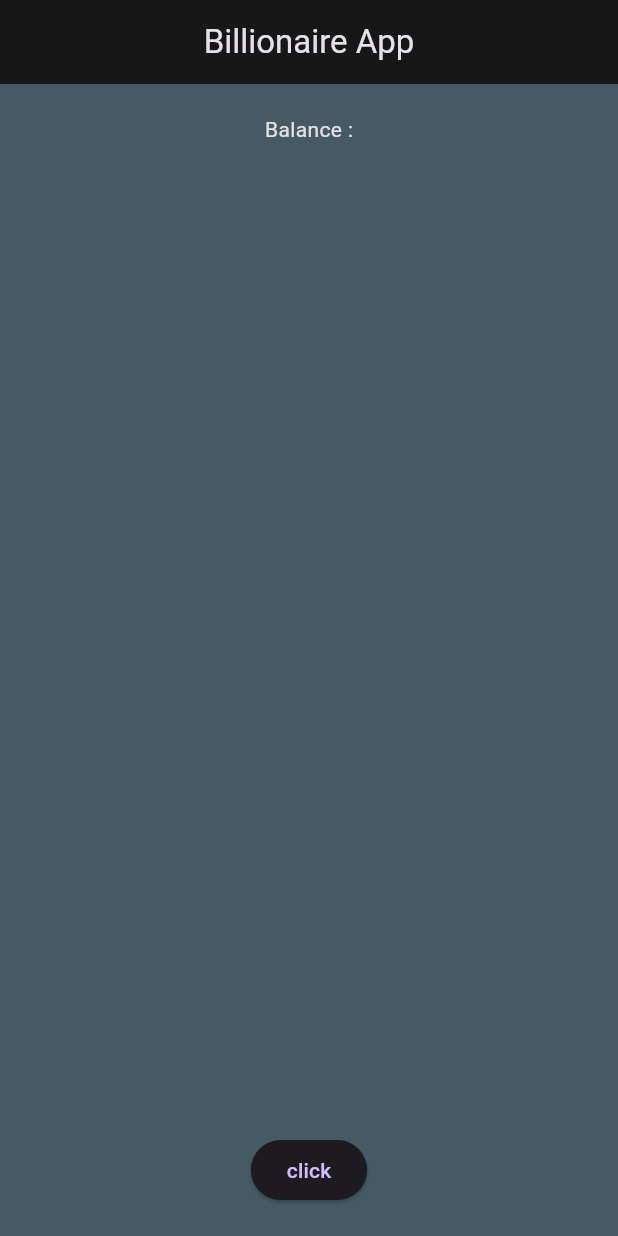
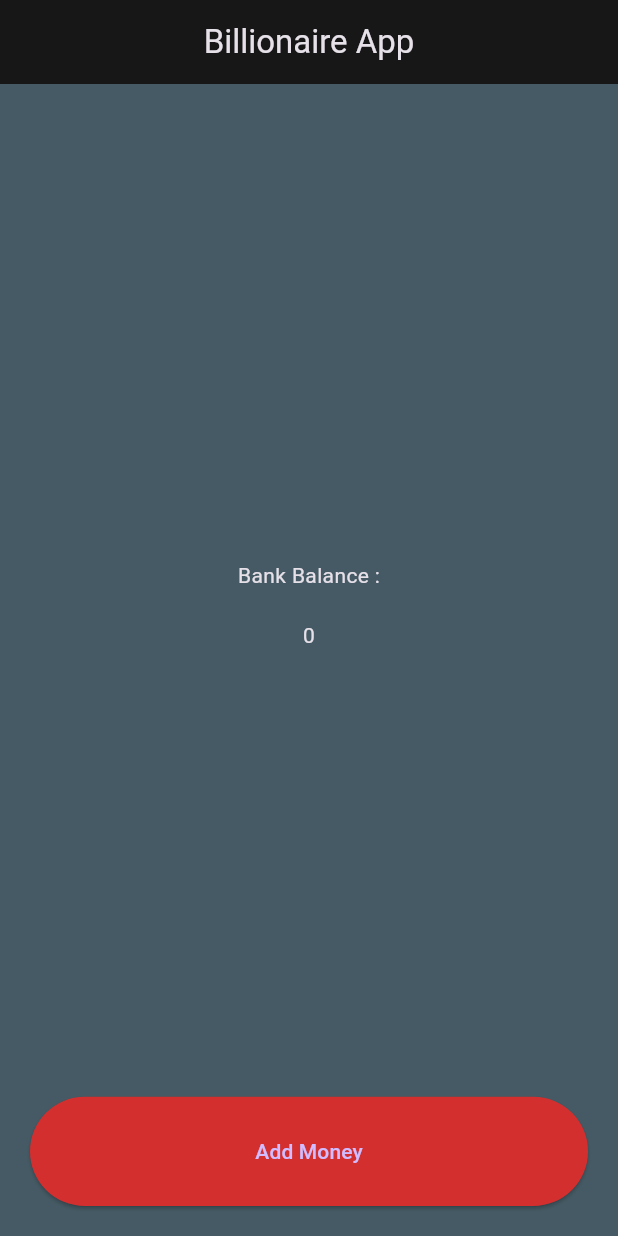
Before and after one commit to MossesAryo/Flutter_Billionaire_app, a Flutter app: the screen it shows after launch, on a phone screen of 412 x 824 dp. Run offline on Flutter 3.47's test engine with Material 3 defaults, Android fonts, the phone set to English and light mode, and no system bars.

Commit message:
Expanded,Flex & ButtonStyle

```diff
--- a/lib/main.dart
+++ b/lib/main.dart
@@ -26,12 +26,31 @@
           child: Column(
             mainAxisAlignment: MainAxisAlignment.spaceBetween,
             children: [
-              Text("Balance :"),
-              ElevatedButton(
-                  onPressed: () {
-                    Text("button is clicked");
-                  },
-                  child: Text("click"))
+              Expanded(
+                flex: 9,
+                child: Column(
+                  mainAxisAlignment: MainAxisAlignment.center,
+                  children: [
+                    Text("Bank Balance :"),
+                    SizedBox(
+                      height: 20,
+                    ),
+                    Text("0")
+                  ],
+                ),
+              ),
+              Expanded(
+                flex: 1,
+                child: ElevatedButton(
+                  style: ElevatedButton.styleFrom(
+                    backgroundColor: Colors.red[700],
+                    minimumSize: Size(double.infinity, 0)
+                  ),
+                    onPressed: () {
+                      Text("button is clicked");
+                    },
+                    child: Text("Add Money")),
+              )
             ],
           ),
         ),
```
